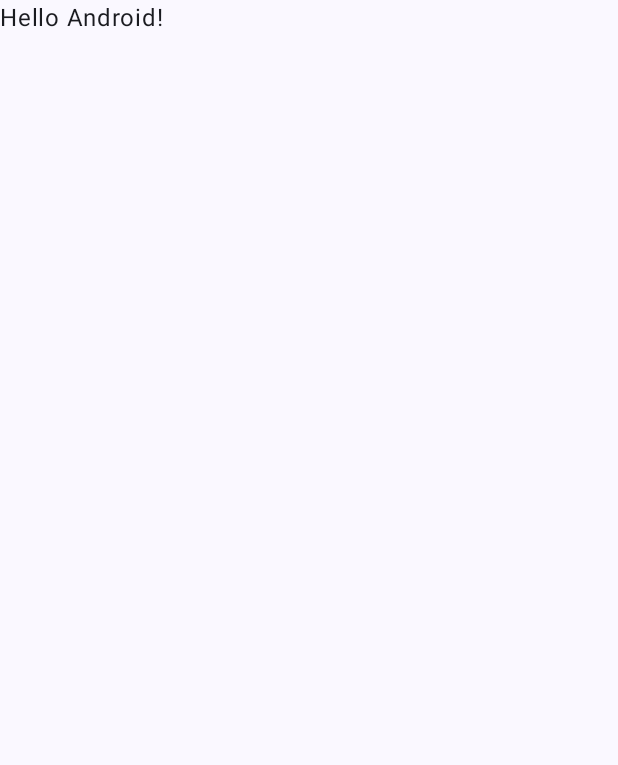
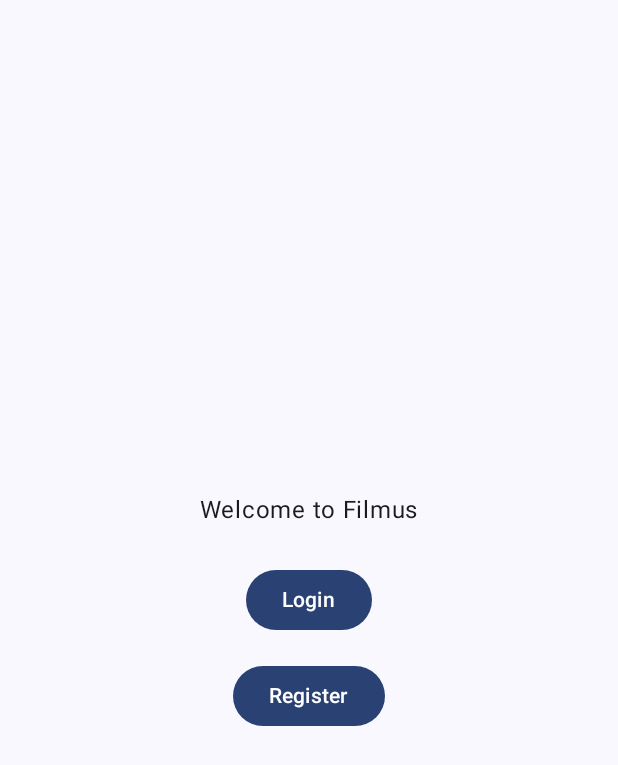
Before and after one commit to cah999/filmus-mobile-app, an Android app built with Jetpack Compose: the screen it shows after launch (MainActivity), on a phone screen of 412 x 824 dp. Before the commit the part shown is almost empty. Shown: the top 765 px of the screen. Run offline under Robolectric (Android 15) with nearby library versions, the phone set to English and light mode, and no system bars.

Commit message:
feature: api request on login click

```diff
--- a/app/src/main/AndroidManifest.xml
+++ b/app/src/main/AndroidManifest.xml
@@ -1,6 +1,8 @@
 <?xml version="1.0" encoding="utf-8"?>
 <manifest xmlns:android="http://schemas.android.com/apk/res/android"
     xmlns:tools="http://schemas.android.com/tools">
+
+    <uses-permission android:name="android.permission.INTERNET" />
 
     <application
         android:allowBackup="true"
--- a/app/src/main/java/com/example/filmus/MainActivity.kt
+++ b/app/src/main/java/com/example/filmus/MainActivity.kt
@@ -1,46 +1,64 @@
 package com.example.filmus
 
 import android.os.Bundle
+import android.util.Log
 import androidx.activity.ComponentActivity
 import androidx.activity.compose.setContent
+import androidx.activity.viewModels
+import androidx.compose.animation.Crossfade
 import androidx.compose.foundation.layout.fillMaxSize
 import androidx.compose.material3.MaterialTheme
 import androidx.compose.material3.Surface
 import androidx.compose.material3.Text
 import androidx.compose.runtime.Composable
+import androidx.compose.runtime.LaunchedEffect
+import androidx.compose.runtime.getValue
+import androidx.compose.runtime.mutableStateOf
+import androidx.compose.runtime.setValue
 import androidx.compose.ui.Modifier
 import androidx.compose.ui.tooling.preview.Preview
+import androidx.lifecycle.viewmodel.compose.viewModel
+import androidx.navigation.compose.rememberNavController
+import com.example.filmus.api.ApiService
+import com.example.filmus.domain.model.LoginUseCase
+import com.example.filmus.navigation.AppNavigation
+import com.example.filmus.navigation.AppNavigator
+import com.example.filmus.repository.LoginRepository
+import com.example.filmus.ui.screens.LoadingScreen
+import com.example.filmus.ui.screens.LoginScreen
+import com.example.filmus.ui.screens.WelcomeScreen
 import com.example.filmus.ui.theme.FilmusTheme
+import com.example.filmus.viewmodel.login.LoginViewModel
+import kotlinx.coroutines.delay
 
 class MainActivity : ComponentActivity() {
     override fun onCreate(savedInstanceState: Bundle?) {
         super.onCreate(savedInstanceState)
         setContent {
+            val navController = rememberNavController()
+            val appNavigator = AppNavigator()
+            val loginViewModel: LoginViewModel by viewModels()
             FilmusTheme {
                 // A surface container using the 'background' color from the theme
                 Surface(
                     modifier = Modifier.fillMaxSize(),
                     color = MaterialTheme.colorScheme.background
                 ) {
-                    Greeting("Android")
+                    LaunchedEffect(true) {
+                        delay(2000)
+                        isLoading = false
+                    }
+                    Crossfade(targetState = isLoading, label = "") { isLoading ->
+                        if (isLoading) {
+                            LoadingScreen()
+                        } else {
+                            AppNavigation(navController, appNavigator, loginViewModel)
+                        }
+                    }
                 }
             }
         }
     }
+
+    private var isLoading by mutableStateOf(true)
 }
-
-@Composable
-fun Greeting(name: String, modifier: Modifier = Modifier) {
-    Text(
-        text = "Hello $name!",
-        modifier = modifier
-    )
-}
-
-@Preview(showBackground = true)
-@Composable
-fun GreetingPreview() {
-    FilmusTheme {
-        Greeting("Android")
-    }
-}
--- /dev/null
+++ b/app/src/main/java/com/example/filmus/domain/model/LoginResult.kt
@@ -0,0 +1,6 @@
+package com.example.filmus.domain.model
+
+sealed class LoginResult {
+    data class Success(val token: String) : LoginResult()
+    data class Error(val message: String) : LoginResult()
+}
--- /dev/null
+++ b/app/src/main/java/com/example/filmus/navigation/AppNavigation.kt
@@ -0,0 +1,29 @@
+package com.example.filmus.navigation
+
+import androidx.compose.runtime.Composable
+import androidx.lifecycle.ViewModel
+import androidx.lifecycle.viewmodel.compose.viewModel
+import androidx.navigation.NavHost
+import androidx.navigation.compose.NavHost
+import androidx.navigation.compose.composable
+import androidx.navigation.NavHostController
+import com.example.filmus.api.ApiService
+import com.example.filmus.ui.screens.LoginScreen
+import com.example.filmus.ui.screens.WelcomeScreen
+import com.example.filmus.viewmodel.login.LoginViewModel
+
+@Composable
+fun AppNavigation(
+    navController: NavHostController,
+    appNavigator: AppNavigator,
+    loginViewModel: LoginViewModel
+) {
+    NavHost(navController, startDestination = appNavigator.currentScreen.value.route) {
+        composable(Screen.Welcome.route) {
+            WelcomeScreen(navController = navController)
+        }
+        composable(Screen.Login.route) {
+            LoginScreen(navController = navController, viewModel = loginViewModel)
+        }
+    }
+}
--- /dev/null
+++ b/app/src/main/java/com/example/filmus/navigation/AppNavigator.kt
@@ -0,0 +1,8 @@
+package com.example.filmus.navigation
+
+import androidx.compose.runtime.MutableState
+import androidx.compose.runtime.mutableStateOf
+
+class AppNavigator {
+    val currentScreen: MutableState<Screen> = mutableStateOf(Screen.Welcome)
+}
--- /dev/null
+++ b/app/src/main/java/com/example/filmus/navigation/NavScreen.kt
@@ -0,0 +1,22 @@
+package com.example.filmus.navigation
+
+import androidx.compose.material.icons.Icons
+import androidx.compose.material.icons.filled.Home
+import androidx.compose.material.icons.filled.Notifications
+import androidx.compose.material.icons.filled.Person
+import androidx.compose.material.icons.filled.Search
+import androidx.compose.material3.Icon
+import androidx.compose.ui.graphics.vector.ImageVector
+
+sealed class Screen(val route: String, val title: String, val icon: ImageVector? = null) {
+    object Welcome : Screen("welcome", "Welcome", Icons.Default.Home)
+    object Login : Screen("login", "Login", Icons.Default.Person)
+    object Registration : Screen("registration", "Registration", Icons.Default.Person)
+    object Main : Screen("main", "Main", Icons.Default.Home)
+    object Movie : Screen("movie", "Movie", Icons.Default.Search)
+
+    object Favorite : Screen("favorite", "Favorite", Icons.Default.Notifications)
+
+    object Profile : Screen("profile", "Profile", Icons.Default.Person)
+
+}
--- /dev/null
+++ b/app/src/main/java/com/example/filmus/ui/screens/LoadingScreen.kt
@@ -0,0 +1,34 @@
+package com.example.filmus.ui.screens
+
+import androidx.compose.foundation.layout.Arrangement
+import androidx.compose.foundation.layout.Column
+import androidx.compose.foundation.layout.Spacer
+import androidx.compose.foundation.layout.fillMaxSize
+import androidx.compose.foundation.layout.height
+import androidx.compose.material3.CircularProgressIndicator
+import androidx.compose.material3.Text
+import androidx.compose.runtime.Composable
+import androidx.compose.ui.Alignment
+import androidx.compose.ui.Modifier
+import androidx.compose.ui.tooling.preview.Preview
+import androidx.compose.ui.unit.dp
+
+@Composable
+fun LoadingScreen() {
+    // Экран загрузки с индикатором и текстом
+    Column(
+        modifier = Modifier.fillMaxSize(),
+        verticalArrangement = Arrangement.Center,
+        horizontalAlignment = Alignment.CenterHorizontally
+    ) {
+        CircularProgressIndicator()
+        Spacer(modifier = Modifier.height(16.dp))
+        Text("Loading...")
+    }
+}
+
+@Preview
+@Composable
+fun LoadingScreenPreview() {
+    LoadingScreen()
+}
--- /dev/null
+++ b/app/src/main/java/com/example/filmus/ui/screens/WelcomeScreen.kt
@@ -0,0 +1,43 @@
+package com.example.filmus.ui.screens
+
+import androidx.compose.foundation.layout.Arrangement
+import androidx.compose.foundation.layout.Column
+import androidx.compose.foundation.layout.Spacer
+import androidx.compose.foundation.layout.fillMaxSize
+import androidx.compose.foundation.layout.height
+import androidx.compose.foundation.layout.padding
+import androidx.compose.material3.Button
+import androidx.compose.material3.CircularProgressIndicator
+import androidx.compose.material3.Text
+import androidx.compose.runtime.Composable
+import androidx.compose.ui.Alignment
+import androidx.compose.ui.Modifier
+import androidx.compose.ui.unit.dp
+import androidx.navigation.NavHostController
+import com.example.filmus.navigation.Screen
+
+@Composable
+fun WelcomeScreen(navController: NavHostController) {
+    Column(
+        modifier = Modifier.fillMaxSize(),
+        verticalArrangement = Arrangement.Center,
+        horizontalAlignment = Alignment.CenterHorizontally
+    ) {
+        Text("Welcome to Filmus")
+
+        Spacer(modifier = Modifier.height(16.dp))
+
+        Button(
+            onClick = { navController.navigate(Screen.Login.route) },
+            modifier = Modifier.padding(8.dp)
+        ) {
+            Text(text = "Login")
+        }
+        Button(
+            onClick = { /*TODO*/ },
+            modifier = Modifier.padding(8.dp)
+        ) {
+            Text(text = "Register")
+        }
+    }
+}
```
Also changed, not shown: app/build.gradle.kts (+13 -1 lines), app/src/main/java/com/example/filmus/api/ApiService.kt (added, +45 -0 lines), app/src/main/java/com/example/filmus/domain/model/LoginUseCase.kt (added, +10 -0 lines), app/src/main/java/com/example/filmus/repository/LoginRepositrory.kt (added, +45 -0 lines), app/src/main/java/com/example/filmus/ui/screens/LoginScreen.kt (added, +74 -0 lines), app/src/main/java/com/example/filmus/viewmodel/login/LoginViewModel.kt (added, +26 -0 lines).
